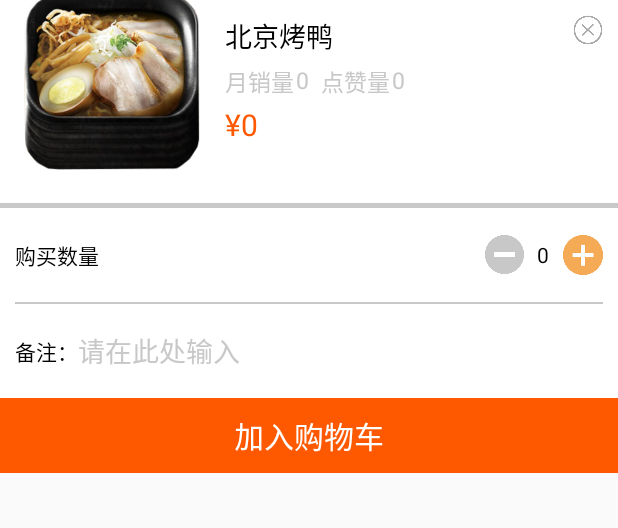
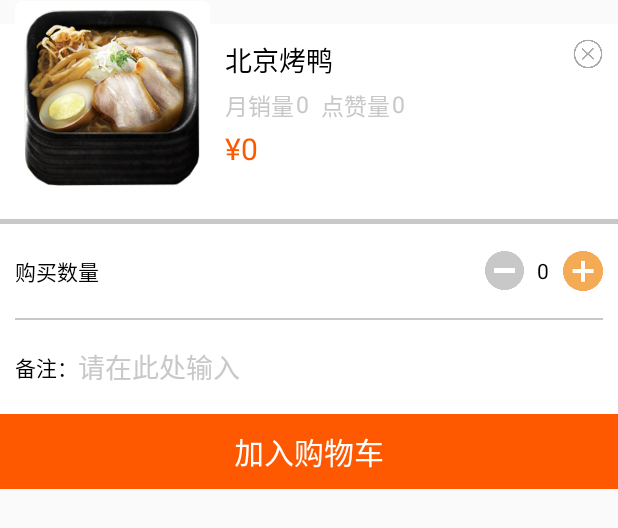
Before and after one commit to IceTesla/EasyOrder, an Android app: the layout item_add_shopcart_layout.xml on its own in the app's theme, with its tools: preview values and no code run, on a phone screen of 412 x 824 dp. Shown: the top 528 px of the screen. Run offline under Robolectric (Android 15) with nearby library versions, the phone set to English and light mode, and no system bars.

Commit message:
实现popupwindow中图片越过框架的情况

```diff
--- a/app/build.gradle
+++ b/app/build.gradle
@@ -26,6 +26,5 @@ dependencies {
     })
     compile 'com.android.support:appcompat-v7:25.3.1'
     compile 'com.android.support.constraint:constraint-layout:1.0.2'
-    compile 'com.zaaach:alphamasklayout:1.1'
     testCompile 'junit:junit:4.12'
 }
--- a/app/src/main/AndroidManifest.xml
+++ b/app/src/main/AndroidManifest.xml
@@ -17,7 +17,8 @@
                 <category android:name="android.intent.category.LAUNCHER" />
             </intent-filter>
         </activity>
-        <activity android:name=".Activity.ShopcartActivity"></activity>
+        <activity android:name=".Activity.ShopcartActivity" />
+        <activity android:name=".Activity.MainActivity"></activity>
     </application>
 
 </manifest>
--- /dev/null
+++ b/app/src/main/java/cn/IceTesla/easyorder/Activity/MainActivity.java
@@ -0,0 +1,15 @@
+package cn.IceTesla.easyorder.Activity;
+
+import android.support.v7.app.AppCompatActivity;
+import android.os.Bundle;
+
+import cn.IceTesla.easyorder.R;
+
+public class MainActivity extends AppCompatActivity {
+
+    @Override
+    protected void onCreate(Bundle savedInstanceState) {
+        super.onCreate(savedInstanceState);
+        setContentView(R.layout.activity_main);
+    }
+}
--- /dev/null
+++ b/app/src/main/res/drawable/image_radius_rectangle.xml
@@ -0,0 +1,5 @@
+<?xml version="1.0" encoding="utf-8"?>
+<shape xmlns:android="http://schemas.android.com/apk/res/android">
+    <corners android:radius="5dp" />
+    <solid android:color="@color/white" />
+</shape>
--- /dev/null
+++ b/app/src/main/res/layout/activity_main.xml
@@ -0,0 +1,15 @@
+<?xml version="1.0" encoding="utf-8"?>
+<android.support.constraint.ConstraintLayout xmlns:android="http://schemas.android.com/apk/res/android"
+    xmlns:app="http://schemas.android.com/apk/res-auto"
+    xmlns:tools="http://schemas.android.com/tools"
+    android:layout_width="match_parent"
+    android:layout_height="match_parent"
+    tools:context="cn.IceTesla.easyorder.Activity.MainActivity">
+
+    <include
+        layout="@layout/toolbar_layout"
+        android:id="@+id/orderfriends_toolbar"
+        android:layout_width="match_parent"
+        android:layout_height="?attr/actionBarSize"
+        android:gravity="center"/>
+</android.support.constraint.ConstraintLayout>
--- a/app/src/main/res/layout/activity_shopcart.xml
+++ b/app/src/main/res/layout/activity_shopcart.xml
@@ -13,7 +13,7 @@
 
         <include
             layout="@layout/toolbar_layout"
-            android:id="@+id/orderfriends_toolbar"
+            android:id="@+id/shopcart_toolbar"
             android:layout_width="match_parent"
             android:layout_height="?attr/actionBarSize"
             android:gravity="center"/>
--- a/app/src/main/res/layout/item_add_shopcart_layout.xml
+++ b/app/src/main/res/layout/item_add_shopcart_layout.xml
@@ -2,6 +2,18 @@
 <LinearLayout xmlns:android="http://schemas.android.com/apk/res/android"
     android:layout_width="match_parent"
     android:layout_height="wrap_content"
+    android:background="#00000000"
+    android:clipChildren="false"
+    android:orientation="vertical">
+
+    <LinearLayout
+        android:layout_width="match_parent"
+        android:layout_height="16dp"
+        android:background="#00000000" />
+
+    <LinearLayout
+        android:layout_width="match_parent"
+        android:layout_height="match_parent"
         android:orientation="vertical"
         android:clipChildren="false"
         android:background="@color/white">
@@ -9,16 +21,15 @@
         <LinearLayout
             android:layout_width="match_parent"
             android:layout_height="wrap_content"
-        android:clipChildren="false"
             android:orientation="horizontal">
 
             <LinearLayout
                 android:layout_width="130dp"
                 android:layout_height="130dp"
                 android:layout_marginLeft="10dp"
-            android:layout_marginTop="-10dp"
-            android:gravity="center"
-            android:background="@color/white">
+                android:layout_marginTop="-15dp"
+                android:background="@drawable/image_radius_rectangle"
+                android:gravity="center">
 
                 <cn.IceTesla.easyorder.View.SquareImageView
                     android:id="@+id/image_add_shopcart"
@@ -30,8 +41,8 @@
             <LinearLayout
                 android:layout_width="wrap_content"
                 android:layout_height="match_parent"
+                android:layout_marginLeft="10dp"
                 android:layout_marginTop="10dp"
-            android:layout_marginLeft="10dp"
                 android:layout_weight="1"
                 android:orientation="vertical">
 
@@ -39,11 +50,11 @@
                     android:id="@+id/text_add_shopcart_name"
                     android:layout_width="match_parent"
                     android:layout_height="wrap_content"
+                    android:layout_marginBottom="5dp"
+                    android:maxLines="1"
+                    android:text="北京烤鸭"
                     android:textColor="@color/black"
-                android:text="北京烤鸭"
-                android:maxLines="1"
-                android:textSize="18dp"
-                android:layout_marginBottom="5dp"/>
+                    android:textSize="18dp" />
 
                 <LinearLayout
                     android:layout_width="match_parent"
@@ -53,27 +64,27 @@
                     <TextView
                         android:layout_width="wrap_content"
                         android:layout_height="match_parent"
+                        android:layout_marginRight="1dp"
                         android:text="月销量"
                         android:textColor="@color/gray"
-                    android:textSize="15dp"
-                    android:layout_marginRight="1dp"/>
+                        android:textSize="15dp" />
 
                     <TextView
                         android:id="@+id/text_add_shopcart_sale"
                         android:layout_width="wrap_content"
                         android:layout_height="match_parent"
+                        android:layout_marginRight="8dp"
                         android:text="0"
                         android:textColor="@color/gray"
-                    android:textSize="15dp"
-                    android:layout_marginRight="8dp"/>
+                        android:textSize="15dp" />
 
                     <TextView
                         android:layout_width="wrap_content"
                         android:layout_height="match_parent"
+                        android:layout_marginRight="1dp"
                         android:text="点赞量"
                         android:textColor="@color/gray"
-                    android:textSize="15dp"
-                    android:layout_marginRight="1dp"/>
+                        android:textSize="15dp" />
 
                     <TextView
                         android:id="@+id/text_add_shopcart_good"
@@ -81,7 +92,7 @@
                         android:layout_height="match_parent"
                         android:text="0"
                         android:textColor="@color/gray"
-                    android:textSize="15dp"/>
+                        android:textSize="15dp" />
                 </LinearLayout>
 
                 <LinearLayout
@@ -111,17 +122,17 @@
                 android:id="@+id/btn_add_shopcart_close"
                 android:layout_width="20dp"
                 android:layout_height="wrap_content"
-            android:background="@drawable/btn_close"
                 android:layout_marginRight="10dp"
-            android:layout_marginTop="10dp"/>
+                android:layout_marginTop="10dp"
+                android:background="@drawable/btn_close" />
         </LinearLayout>
 
         <LinearLayout
             android:layout_width="match_parent"
             android:layout_height="3dp"
-        android:background="@color/gray"
+            android:layout_marginBottom="15dp"
             android:layout_marginTop="15dp"
-        android:layout_marginBottom="15dp" />
+            android:background="@color/gray" />
 
         <LinearLayout
             android:layout_width="match_parent"
@@ -129,29 +140,29 @@
             android:orientation="horizontal">
 
             <TextView
-            android:text="购买数量"
-            android:textColor="@color/black"
                 android:layout_width="0dp"
                 android:layout_height="wrap_content"
-            android:layout_marginTop="5dp"
                 android:layout_marginBottom="5dp"
                 android:layout_marginLeft="10dp"
-            android:layout_weight="4"/>
+                android:layout_marginTop="5dp"
+                android:layout_weight="4"
+                android:text="购买数量"
+                android:textColor="@color/black" />
 
             <LinearLayout
                 android:layout_width="0dp"
                 android:layout_height="match_parent"
+                android:layout_marginRight="10dp"
                 android:layout_weight="1"
-            android:layout_marginRight="10dp"
                 android:orientation="horizontal">
 
                 <cn.IceTesla.easyorder.View.SquareImageView
                     android:id="@+id/btn_add_shopcart_number_reduce"
                     android:layout_width="0dp"
                     android:layout_height="wrap_content"
+                    android:layout_gravity="center"
                     android:layout_weight="1"
                     android:background="@drawable/btn_reduce"
-                android:layout_gravity="center"
                     android:scaleType="centerCrop" />
 
                 <TextView
@@ -179,11 +190,11 @@
         <LinearLayout
             android:layout_width="match_parent"
             android:layout_height="1dp"
-        android:background="@color/gray"
-        android:layout_marginTop="15dp"
             android:layout_marginBottom="15dp"
             android:layout_marginLeft="10dp"
-        android:layout_marginRight="10dp"/>
+            android:layout_marginRight="10dp"
+            android:layout_marginTop="15dp"
+            android:background="@color/gray" />
 
         <LinearLayout
             android:layout_width="match_parent"
@@ -191,34 +202,36 @@
             android:orientation="horizontal">
 
             <TextView
-            android:text="备注："
-            android:textColor="@color/black"
                 android:layout_width="wrap_content"
                 android:layout_height="wrap_content"
                 android:layout_gravity="center"
+                android:layout_marginBottom="5dp"
+                android:layout_marginLeft="10dp"
                 android:layout_marginTop="5dp"
-            android:layout_marginBottom="5dp"
-            android:layout_marginLeft="10dp" />
+                android:text="备注："
+                android:textColor="@color/black" />
+
             <EditText
                 android:id="@+id/text_add_shopcart_note"
                 android:layout_width="match_parent"
                 android:layout_height="wrap_content"
                 android:layout_gravity="center"
+                android:background="@null"
                 android:hint="请在此处输入"
-            android:textColorHint="@color/gray"
                 android:maxLines="1"
-            android:background="@null"/>
+                android:textColorHint="@color/gray" />
 
         </LinearLayout>
 
         <TextView
             android:id="@+id/btn_add_shopcart_add"
-        android:layout_marginTop="15dp"
             android:layout_width="match_parent"
             android:layout_height="50dp"
+            android:layout_marginTop="15dp"
+            android:background="@color/orange"
+            android:gravity="center"
             android:text="加入购物车"
             android:textColor="@color/white"
-        android:textSize="20dp"
-        android:background="@color/orange"
-        android:gravity="center"/>
+            android:textSize="20dp" />
     </LinearLayout>
+</LinearLayout>
--- a/app/src/main/res/layout/toolbar_layout.xml
+++ b/app/src/main/res/layout/toolbar_layout.xml
@@ -2,7 +2,7 @@
 <android:android.support.v7.widget.Toolbar
     xmlns:app="http://schemas.android.com/apk/res-auto"
     xmlns:android="http://schemas.android.com/apk/res/android"
-    android:id="@+id/orderfriends_toolbar"
+    android:id="@+id/shopcart_toolbar"
     android:background="@color/white"
     android:elevation="4dp"
     android:theme="@style/ThemeOverlay.AppCompat.ActionBar"
```
Lines whose indentation alone changed are shown as unchanged.
